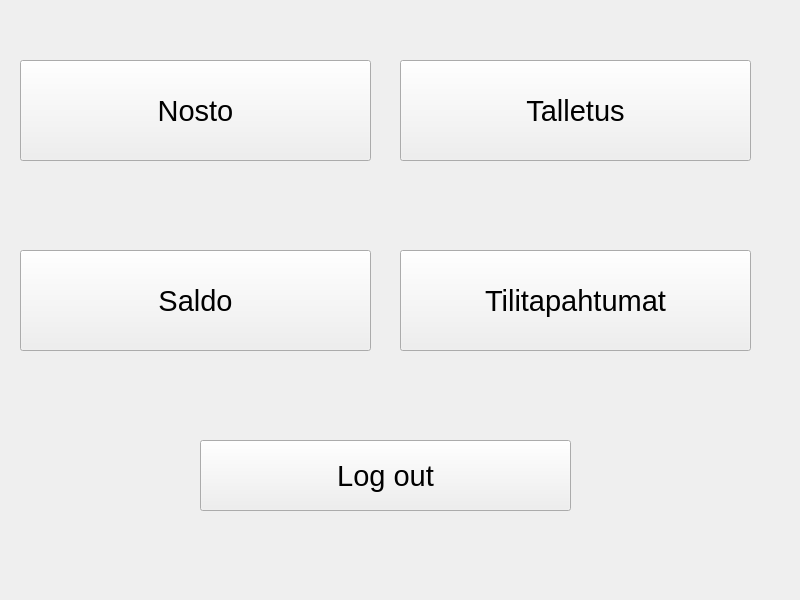
Above: qt/banksim/mainwindow.ui from lassesuomela/banksim before the change. Below: the same form after it.
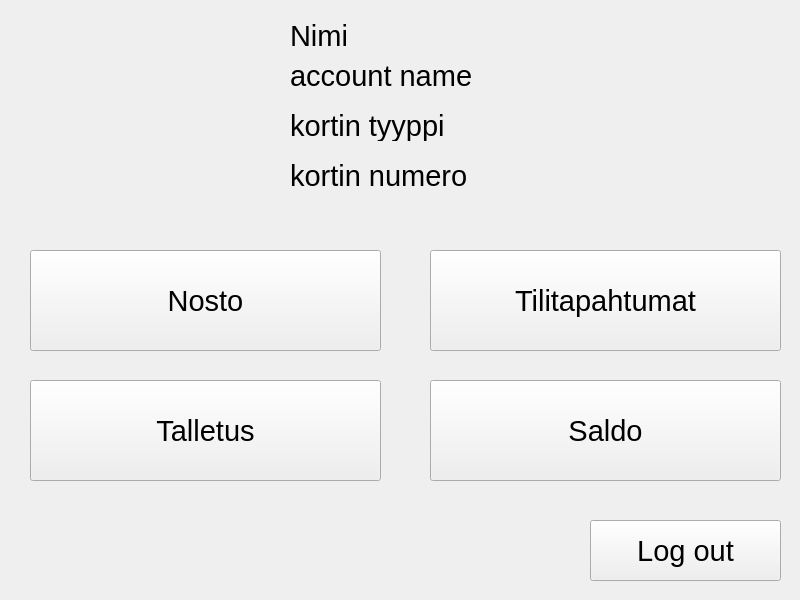
That is the form after the change. The open tabs and pages were chosen to show the change.

Diff of the .ui file:
```diff
--- a/qt/banksim/mainwindow.ui
+++ b/qt/banksim/mainwindow.ui
@@ -35,10 +35,10 @@
     <widget class="QToolButton" name="kirjaudu_ulos">
      <property name="geometry">
       <rect>
-       <x>200</x>
-       <y>450</y>
-       <width>371</width>
-       <height>71</height>
+       <x>590</x>
+       <y>530</y>
+       <width>191</width>
+       <height>61</height>
       </rect>
      </property>
      <property name="font">
@@ -54,7 +54,7 @@
     <widget class="QToolButton" name="tilitapahtumat">
      <property name="geometry">
       <rect>
-       <x>400</x>
+       <x>430</x>
        <y>260</y>
        <width>351</width>
        <height>101</height>
@@ -73,8 +73,8 @@
     <widget class="QToolButton" name="talletus">
      <property name="geometry">
       <rect>
-       <x>400</x>
-       <y>70</y>
+       <x>30</x>
+       <y>390</y>
        <width>351</width>
        <height>101</height>
       </rect>
@@ -92,8 +92,8 @@
     <widget class="QToolButton" name="nosto">
      <property name="geometry">
       <rect>
-       <x>20</x>
-       <y>70</y>
+       <x>30</x>
+       <y>260</y>
        <width>351</width>
        <height>101</height>
       </rect>
@@ -111,8 +111,8 @@
     <widget class="QPushButton" name="saldo_nappi">
      <property name="geometry">
       <rect>
-       <x>20</x>
-       <y>260</y>
+       <x>430</x>
+       <y>390</y>
        <width>351</width>
        <height>101</height>
       </rect>
@@ -121,6 +121,58 @@
       <string>Saldo</string>
      </property>
     </widget>
+    <widget class="QLabel" name="nameLabel">
+     <property name="geometry">
+      <rect>
+       <x>290</x>
+       <y>30</y>
+       <width>451</width>
+       <height>31</height>
+      </rect>
+     </property>
+     <property name="text">
+      <string>Nimi</string>
+     </property>
+    </widget>
+    <widget class="QLabel" name="cardNumberLabel">
+     <property name="geometry">
+      <rect>
+       <x>290</x>
+       <y>170</y>
+       <width>451</width>
+       <height>31</height>
+      </rect>
+     </property>
+     <property name="text">
+      <string>kortin numero</string>
+     </property>
+    </widget>
+    <widget class="QLabel" name="cardTypeLabel">
+     <property name="geometry">
+      <rect>
+       <x>290</x>
+       <y>120</y>
+       <width>451</width>
+       <height>31</height>
+      </rect>
+     </property>
+     <property name="text">
+      <string>kortin tyyppi</string>
+     </property>
+    </widget>
+    <widget class="QLabel" name="accountNameLabel">
+     <property name="geometry">
+      <rect>
+       <x>290</x>
+       <y>70</y>
+       <width>451</width>
+       <height>31</height>
+      </rect>
+     </property>
+     <property name="text">
+      <string>account name</string>
+     </property>
+    </widget>
    </widget>
    <widget class="QWidget" name="sivu2">
     <widget class="QLineEdit" name="account_name">
```
Left out of the diff: 2 changed lines with no effect on the pictures.
